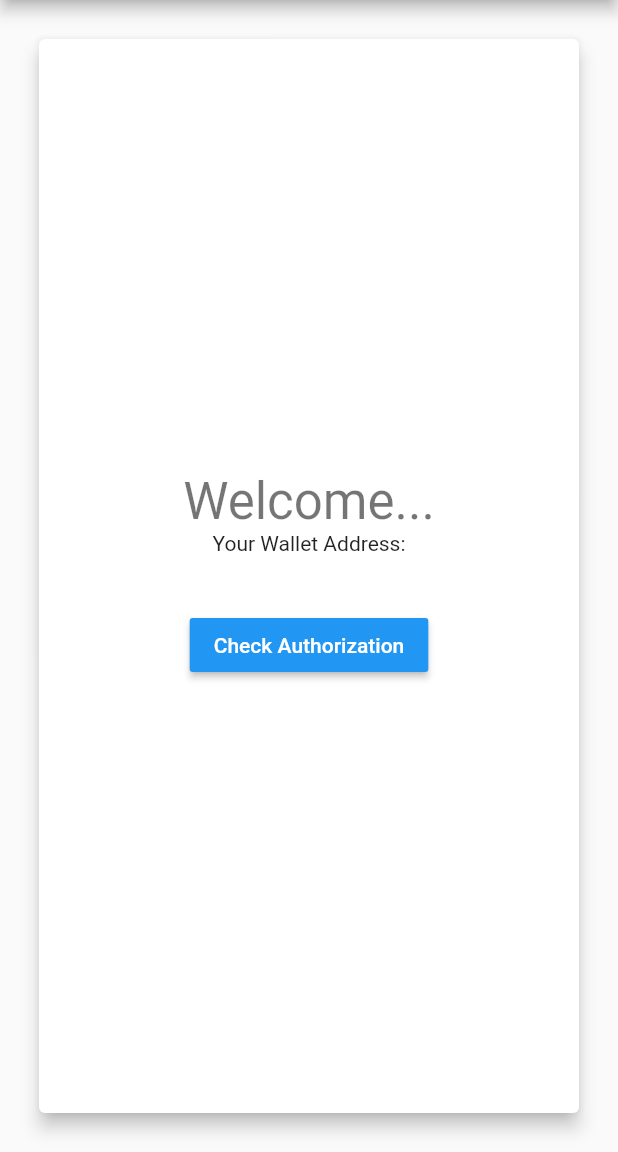
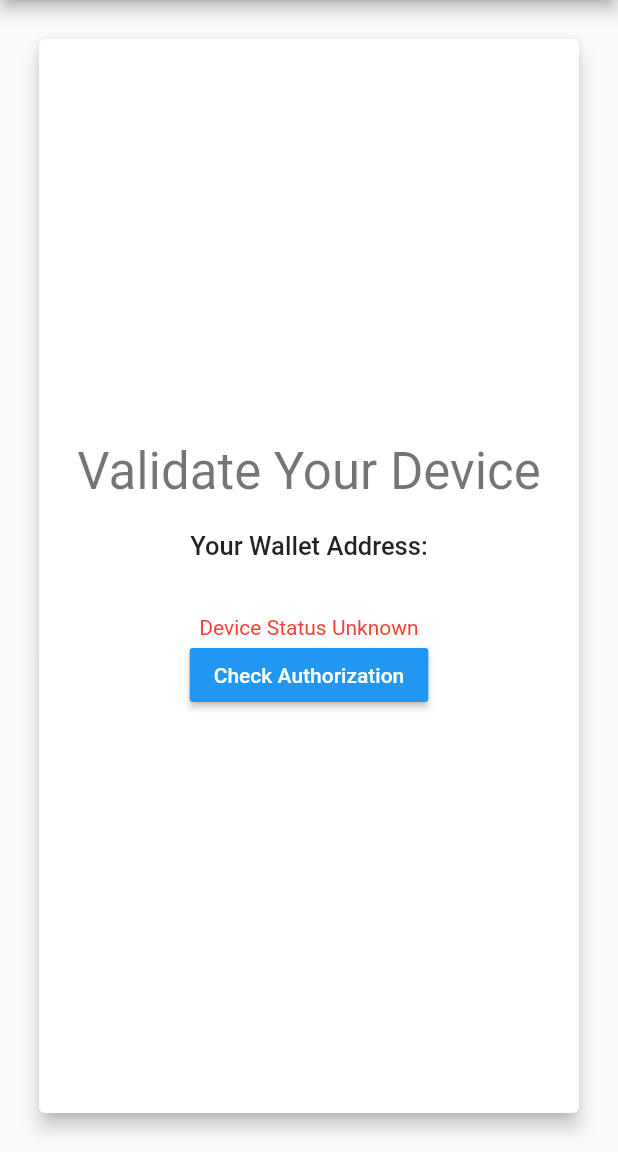
Before and after one commit to mhishami/devreg, a Flutter app: the screen it shows after launch, after a tap on "Check Authorization", on a phone screen of 412 x 824 dp, the part 84-1236 px from its top. Run offline on Flutter 3.47's test engine with Material 2 defaults, Android fonts, the phone set to English and light mode, and no system bars; our stand-ins replace flutter_dotenv; missing offline and left inert: wallet_hd, web3dart.

Commit message:
Done with client

```diff
--- a/lib/pages/home_page.dart
+++ b/lib/pages/home_page.dart
@@ -1,3 +1,4 @@
+import 'package:devreg/repository/repository.dart';
 import 'package:flutter/material.dart';
 import 'package:wallet_hd/wallet_hd.dart';
 import 'package:web3dart/web3dart.dart';
@@ -13,6 +14,7 @@ class HomePage extends StatefulWidget {
 class _HomePageState extends State<HomePage> {
   EthPrivateKey privKey;
   EthereumAddress ethAddress;
+  bool deviceIsValid = false;
 
   @override
   void initState() {
@@ -43,14 +45,31 @@ class _HomePageState extends State<HomePage> {
               crossAxisAlignment: CrossAxisAlignment.center,
               children: [
                 Text(
-                  'Welcome...',
+                  'Validate Your Device',
                   style: theme.headline4,
+                  textAlign: TextAlign.center,
                 ),
-                Text('Your Wallet Address:'),
-                SizedBox(width: 250, child: Text('${ethAddress?.hexEip55}')),
                 SizedBox(height: 20),
+                Text(
+                  'Your Wallet Address:',
+                  style: theme.headline6.apply(fontSizeDelta: -3),
+                ),
+                SizedBox(
+                    width: 200,
+                    child: Text(
+                      '${ethAddress?.hexEip55}',
+                      textAlign: TextAlign.center,
+                    )),
+                SizedBox(height: 20),
+                deviceIsValid
+                    ? Text(
+                        'Horaayyy',
+                        style: TextStyle(color: Colors.green),
+                      )
+                    : Text('Device Status Unknown',
+                        style: TextStyle(color: Colors.red)),
                 RaisedButton(
-                  onPressed: () => print('You clicked me!'),
+                  onPressed: () => checkDevice(),
                   textColor: Colors.white,
                   color: Colors.blue,
                   child: Text('Check Authorization'),
@@ -74,4 +93,18 @@ class _HomePageState extends State<HomePage> {
     });
     return true;
   }
+
+  Future<void> checkDevice() async {
+    print('Address: ${ethAddress?.hexEip55}');
+    QuorumRepository repo = QuorumRepository();
+    final owner = await repo.getOwner();
+    print('owner: $owner');
+
+    final result = await repo.checkDevice('iPhoneSE');
+    print('result: $result');
+
+    setState(() {
+      deviceIsValid = result;
+    });
+  }
 }
--- a/lib/repository/quorum/quorum_client.dart
+++ b/lib/repository/quorum/quorum_client.dart
@@ -1,11 +1,12 @@
-import 'dart:io';
-
 import 'package:http/http.dart' as http;
 import 'package:web3dart/web3dart.dart';
+import 'package:flutter/services.dart' show rootBundle;
 
 class QuorumClient {
   final http.Client httpClient;
   final String baseURL;
+  final EthereumAddress contractAddress =
+      EthereumAddress.fromHex('0x4b6b4A18FFAD4D1c2D69E7fF61870B9543B8c52D');
 
   QuorumClient({http.Client httpClient, String baseURL})
       : httpClient = httpClient ?? http.Client(),
@@ -14,4 +15,42 @@ class QuorumClient {
   Web3Client getClient() {
     return Web3Client(baseURL, httpClient);
   }
+
+  Future<DeployedContract> getContract() async {
+    try {
+      final abiCode = await rootBundle.loadString('assets/abi/devreg.json');
+      return DeployedContract(
+          ContractAbi.fromJson(abiCode, 'DeviceRegistry'), contractAddress);
+    } catch (e) {
+      print('Error: $e');
+      throw (e);
+    }
+  }
+
+  Future<EthereumAddress> getOwner() async {
+    try {
+      final contract = await getContract();
+      final ownerFun = contract.function('owner');
+      final result = await getClient()
+          .call(contract: contract, function: ownerFun, params: []);
+      return result.first;
+    } catch (e) {
+      print('Error: $e');
+      throw (e);
+    }
+  }
+
+  Future<bool> checkDevice(String deviceId) async {
+    try {
+      print('Check device for "$deviceId"');
+      final contract = await getContract();
+      final validateFun = contract.function('validate');
+      final result = await getClient()
+          .call(contract: contract, function: validateFun, params: [deviceId]);
+      return result.first;
+    } catch (e) {
+      print('Error: $e');
+      throw (e);
+    }
+  }
 }
--- a/lib/repository/quorum/quorum_repository.dart
+++ b/lib/repository/quorum/quorum_repository.dart
@@ -1 +1,14 @@
-class QuorumRepository {}
+import 'package:devreg/repository/quorum/quorum_client.dart';
+import 'package:web3dart/web3dart.dart';
+
+class QuorumRepository {
+  final QuorumClient quorumClient = QuorumClient();
+
+  Future<bool> checkDevice(String deviceId) async {
+    return await quorumClient.checkDevice(deviceId);
+  }
+
+  Future<EthereumAddress> getOwner() async {
+    return await quorumClient.getOwner();
+  }
+}
--- a/pubspec.yaml
+++ b/pubspec.yaml
@@ -53,6 +53,7 @@ flutter:
   #   - images/a_dot_ham.jpeg
   assets:
     - .env
+    - assets/abi/
 
   # An image asset can refer to one or more resolution-specific "variants", see
   # https://flutter.dev/assets-and-images/#resolution-aware.
```
Also changed, not shown: assets/abi/devreg.json (added, +129 -0 lines).
